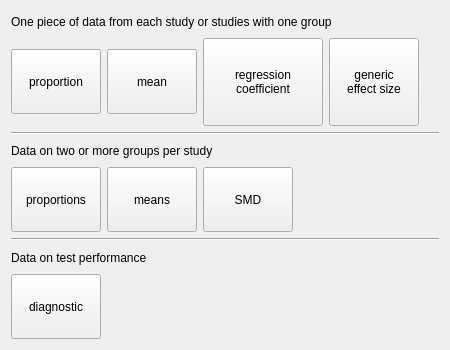
Old version of the form src/forms/data_type_page.ui in the repository AliSalman-et-al/openmeta-analyst-community.
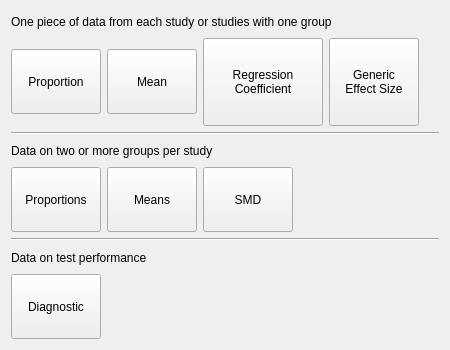
New version of the form. Icons and pictures are not drawn.

What changed in the file:
```diff
--- a/src/forms/data_type_page.ui
+++ b/src/forms/data_type_page.ui
@@ -52,7 +52,7 @@
         </size>
        </property>
        <property name="text">
-        <string>proportion</string>
+        <string>Proportion</string>
        </property>
        <property name="icon">
         <iconset resource="../images/icons.qrc">
@@ -96,7 +96,7 @@
         </size>
        </property>
        <property name="text">
-        <string>mean</string>
+        <string>Mean</string>
        </property>
        <property name="icon">
         <iconset resource="../images/icons.qrc">
@@ -140,8 +140,8 @@
         </size>
        </property>
        <property name="text">
-        <string>regression
-coefficient</string>
+        <string>Regression
+Coefficient</string>
        </property>
        <property name="icon">
         <iconset resource="../images/icons.qrc">
@@ -185,8 +185,8 @@
         </size>
        </property>
        <property name="text">
-        <string>generic
-effect size</string>
+        <string>Generic
+Effect Size</string>
        </property>
        <property name="icon">
         <iconset resource="../images/icons.qrc">
@@ -264,7 +264,7 @@
         </size>
        </property>
        <property name="text">
-        <string>proportions</string>
+        <string>Proportions</string>
        </property>
        <property name="icon">
         <iconset resource="../images/icons.qrc">
@@ -308,7 +308,7 @@
         </size>
        </property>
        <property name="text">
-        <string>means</string>
+        <string>Means</string>
        </property>
        <property name="icon">
         <iconset resource="../images/icons.qrc">
@@ -427,7 +427,7 @@
         </size>
        </property>
        <property name="text">
-        <string>diagnostic</string>
+        <string>Diagnostic</string>
        </property>
        <property name="icon">
         <iconset resource="../images/icons.qrc">
```
